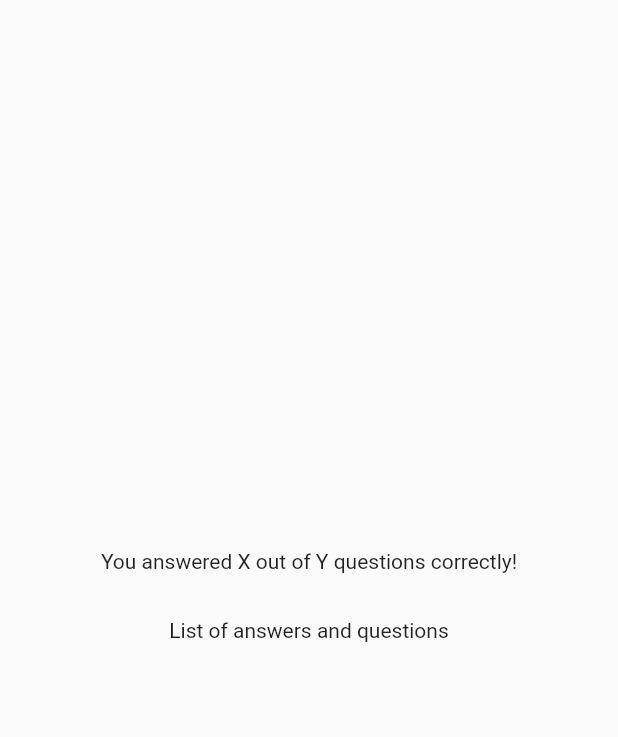
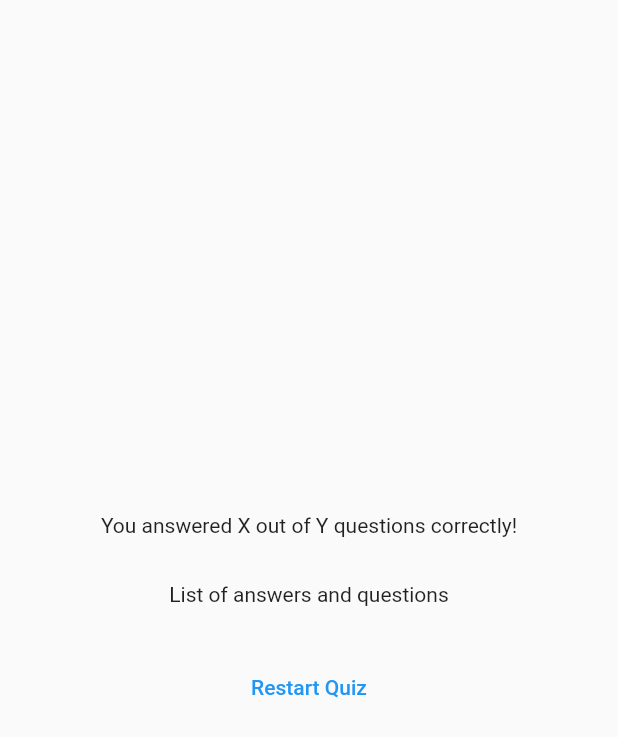
Before and after one commit to IMRANDIL/flutter_second_app_Quiz_app_udemy, a Flutter app: the ResultsScreen widget shown alone on an empty page, opened directly with empty values, on a phone screen of 412 x 824 dp. Shown: the top 737 px of the screen. Run offline on Flutter 3.47's test engine with Material 2 defaults, Android fonts, the phone set to English and light mode, and no system bars; our stand-ins replace google_fonts.

Commit message:
added some more style

```diff
--- a/lib/ResultsScreen.dart
+++ b/lib/ResultsScreen.dart
@@ -11,20 +11,21 @@ class ResultsScreen extends StatelessWidget {
       width: double.infinity,
       child: Container(
         margin: const EdgeInsets.all(40),
-        child: const Column(
+        child: Column(
           mainAxisAlignment: MainAxisAlignment.center,
           children: [
-            Text(
+            const Text(
               'You answered X out of Y questions correctly!',
               textAlign: TextAlign.center,
             ),
-            SizedBox(
+            const SizedBox(
               height: 30,
             ),
-            Text('List of answers and questions'),
-            SizedBox(
+            const Text('List of answers and questions'),
+            const SizedBox(
               height: 30,
             ),
+            TextButton(onPressed: () {}, child: const Text('Restart Quiz'))
           ],
         ),
       ),
```
